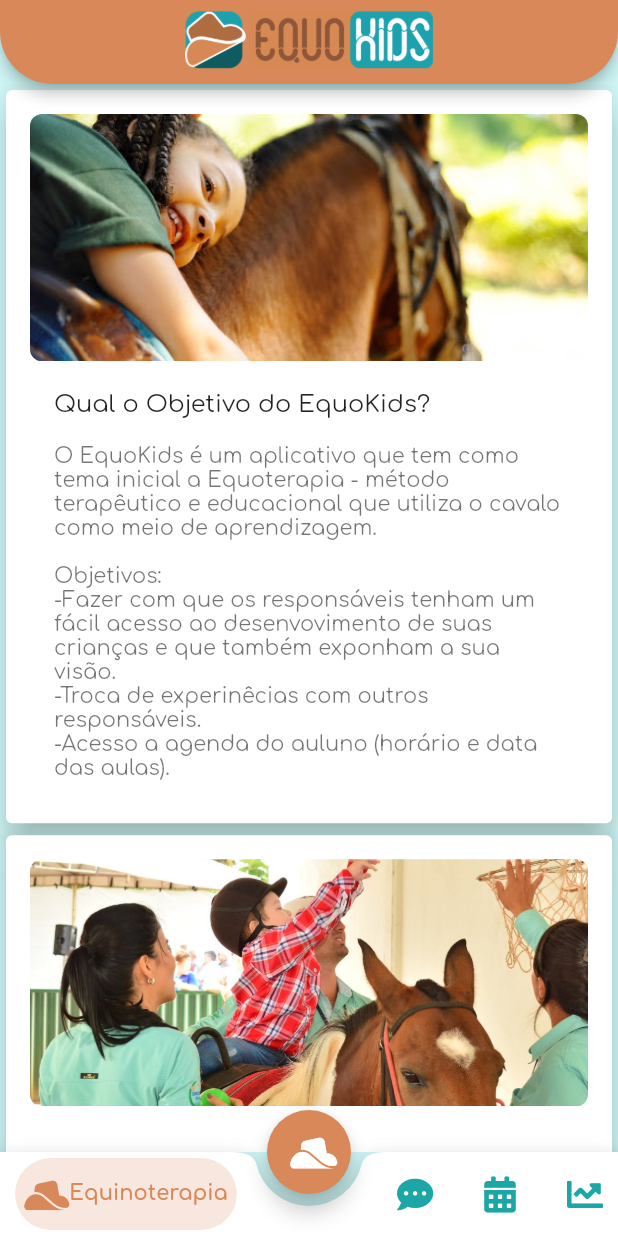
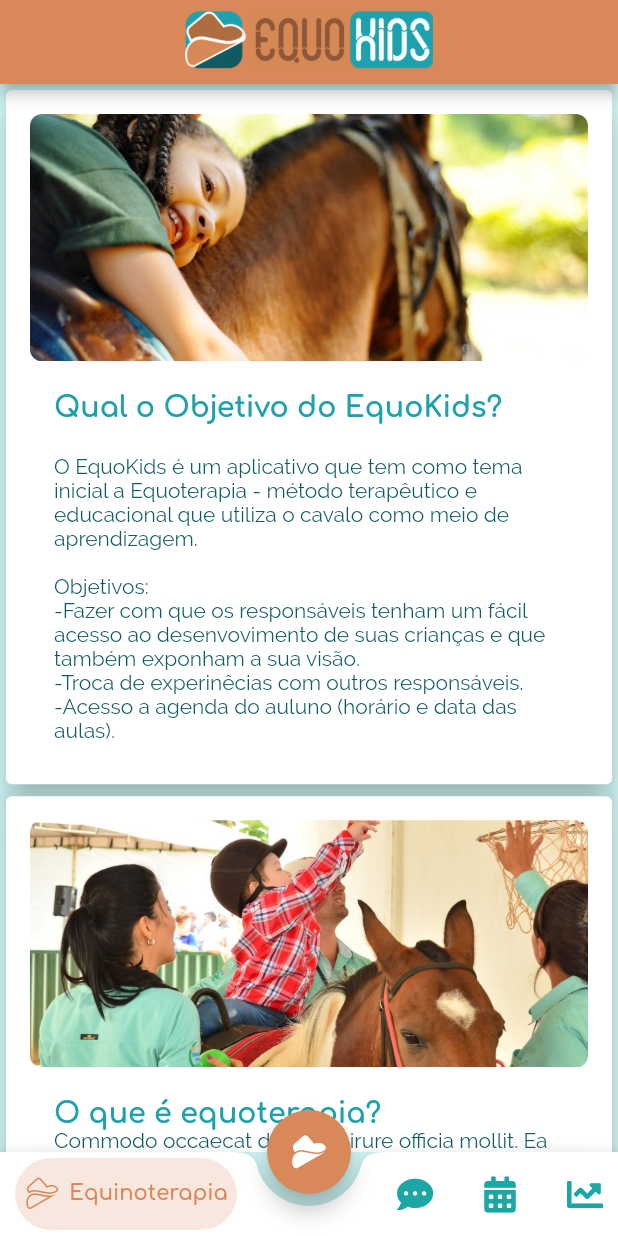
Before and after one commit to VitorHugoOli/EquoKids, a Flutter app: the screen it shows after launch, on a phone screen of 412 x 824 dp. Run offline on Flutter 3.47's test engine with Material 2 defaults, Android fonts, the phone set to English and light mode, and no system bars; drawn by our look-alikes of badges; our stand-ins replace font_awesome_flutter.

Commit message:
Começando a editar o texto da perguntas do que é equoterapia.

```diff
--- a/lib/BottomNavigationBar/BottomNavigationBar.dart
+++ b/lib/BottomNavigationBar/BottomNavigationBar.dart
@@ -1,4 +1,5 @@
 import 'package:equokids/Utils/Card.dart';
+import 'package:equokids/Utils/HatCowBoy.dart';
 import 'package:flutter/cupertino.dart';
 import 'package:flutter/material.dart';
 import 'package:font_awesome_flutter/font_awesome_flutter.dart';
@@ -20,18 +21,27 @@ class _BottomNavigationState extends State<BottomNavigation> {
     currentIndex = 0;
   }
 
-  static List<BubbleBottomBarItem> itens = <BubbleBottomBarItem>[
+  static List<BubbleBottomBarItem> barItens = <BubbleBottomBarItem>[
     BubbleBottomBarItem(
-//      showBadge: true,
-//      badge: Text("5"),
-//      badgeColor: Colors.deepPurpleAccent,
       backgroundColor: Color(0xFFD98859),
       icon: Icon(
-        FontAwesomeIcons.hatCowboySide,
+        HatCowBoy.hatCowBoyOutline,
         color: Color(0xFF1CA6A6),
       ),
       activeIcon: Icon(
-        FontAwesomeIcons.hatCowboySide,
+        HatCowBoy.hatCowBoyOutline,
+        color: Color(0xFFD98859),
+      ),
+      title: Text("Equinoterapia"),
+    ),
+    BubbleBottomBarItem(
+      backgroundColor: Color(0xFFD98859),
+      icon: Icon(
+        HatCowBoy.hatCowBoyOutline,
+        color: Color(0xFF1CA6A6),
+      ),
+      activeIcon: Icon(
+        HatCowBoy.hatCowBoyOutline,
         color: Color(0xFFD98859),
       ),
       title: Text("Equinoterapia"),
@@ -71,10 +81,46 @@ class _BottomNavigationState extends State<BottomNavigation> {
         title: Text("Evolução"))
   ];
 
+  static List<Widget> cardItems = <Widget>[GenericCard(
+    title: "Qual o Objetivo do EquoKids?\n",
+    subtitle:
+    "O EquoKids é um aplicativo que tem como tema inicial a Equoterapia - método terapêutico e educacional que utiliza o cavalo como meio de aprendizagem.\n\n" +
+        "Objetivos: \n" +
+        "-Fazer com que os responsáveis tenham um fácil acesso ao desenvovimento de suas crianças e que também exponham a sua visão.\n" +
+        "-Troca de experinêcias com outros responsáveis.\n" +
+        "-Acesso a agenda do auluno (horário e data das aulas).\n",
+    image: "assets/question1.jpg",
+  ),
+    GenericCard(
+      title: "O que é equoterapia?",
+      subtitle:
+      "Commodo occaecat deserunt irure officia mollit. Ea proident ipsum est deserunt ipsum minim ipsum dolore quis. Quis sunt non dolore irure ea officia velit nostrud incididunt do cupidatat do eu id. Nostrud tempor labore sunt amet in.",
+      image: "assets/question2.jpg",
+    ),
+    GenericCard(
+      title: "Quais os benefícios?",
+      subtitle:
+      "Commodo occaecat deserunt irure officia mollit. Ea proident ipsum est deserunt ipsum minim ipsum dolore quis. Quis sunt non dolore irure ea officia velit nostrud incididunt do cupidatat do eu id. Nostrud tempor labore sunt amet in.",
+      image: "assets/question3.jpg",
+    ),
+    GenericCard(
+      title: "Pra quem é indicado?",
+      subtitle:
+      "Commodo occaecat deserunt irure officia mollit. Ea proident ipsum est deserunt ipsum minim ipsum dolore quis. Quis sunt non dolore irure ea officia velit nostrud incididunt do cupidatat do eu id. Nostrud tempor labore sunt amet in.",
+      image: "assets/question4.jpg",
+    ),
+    GenericCard(
+      title: "Existem contraindicações?",
+      subtitle:
+      "Commodo occaecat deserunt irure officia mollit. Ea proident ipsum est deserunt ipsum minim ipsum dolore quis. Quis sunt non dolore irure ea officia velit nostrud incididunt do cupidatat do eu id. Nostrud tempor labore sunt amet in.",
+      image: "assets/question5.jpg",
+    )
+  ];
+
   void changePage(int i, title) {
     int index;
-    for (int i = 0; i < itens.length; i++) {
-      if (itens[i].title == title) index = i;
+    for (int i = 0; i < barItens.length; i++) {
+      if (barItens[i].title == title) index = i;
     }
     print(title);
     print(index);
@@ -99,52 +145,18 @@ class _BottomNavigationState extends State<BottomNavigation> {
             fit: BoxFit.fill,
           ),
         ),
-        shape: RoundedRectangleBorder(
-          borderRadius: BorderRadius.vertical(
-            bottom: Radius.circular(35),
-          ),
-        ),
       ),
       body: SingleChildScrollView(
         child: Column(
-          children: <Widget>[
-            GenericCard(
-              title: "Qual o Objetivo do EquoKids?\n",
-              subtitle: "O EquoKids é um aplicativo que tem como tema inicial a Equoterapia - método terapêutico e educacional que utiliza o cavalo como meio de aprendizagem.\n\n"+
-              "Objetivos: \n" +
-                  "-Fazer com que os responsáveis tenham um fácil acesso ao desenvovimento de suas crianças e que também exponham a sua visão.\n" +
-                  "-Troca de experinêcias com outros responsáveis.\n" +
-                  "-Acesso a agenda do auluno (horário e data das aulas).\n",
-              image: "assets/question1.jpg",
-            ),
-            GenericCard(
-              title: "O que é equoterapia?",
-              subtitle: "Realmente é",
-              image: "assets/question2.jpg",
-            ),
-            GenericCard(
-              title: "Caleb sou eu 2",
-              subtitle: "Realmente é",
-              image: "assets/question3.jpg",
-            ),
-            GenericCard(
-              title: "Josue sou eu 2",
-              subtitle: "Realmente é talvez",
-              image: "assets/question4.jpg",
-            ),
-            GenericCard(
-              title: "Josue sou eu 2",
-              subtitle: "Realmente é talvez",
-              image: "assets/question5.jpg",
-            ),
-          ],
+          children: cardItems
         ),
       ),
       floatingActionButton: FloatingActionButton(
         onPressed: () {
           int index = 0;
-          for (int i = 0; i < itens.length; i++) {
-            if (itens[i].title.toString() == Text("Equinoterapia").toString())
+          for (int i = 0; i < barItens.length; i++) {
+            if (barItens[i].title.toString() ==
+                Text("Equinoterapia").toString())
               index = i;
           }
           print(index);
@@ -153,7 +165,7 @@ class _BottomNavigationState extends State<BottomNavigation> {
           });
         },
         child: Icon(
-          FontAwesomeIcons.hatCowboySide,
+          HatCowBoy.hatCowBoy,
           color: Colors.white,
           size: 25,
         ),
@@ -169,7 +181,7 @@ class _BottomNavigationState extends State<BottomNavigation> {
           borderRadius: BorderRadius.vertical(top: Radius.circular(18)),
           //border radius doesn't work when the notch is enabled.
           elevation: 8,
-          items: itens),
+          items: barItens),
     );
   }
 }
--- a/lib/BottomNavigationBar/bubble_bottom_bar.dart
+++ b/lib/BottomNavigationBar/bubble_bottom_bar.dart
@@ -315,7 +315,6 @@ class _BottomNavigationBarState extends State<BubbleBottomBar>
         BubbleBottomBarItem _nextItem = widget.items[widget.currentIndex];
 
         widget.items[0] = _nextItem;
-        widget.items[widget.currentIndex] = _currentItem;
         _controllers[oldWidget.currentIndex].reverse();
         _controllers[widget.currentIndex].forward();
         widget.currentIndex = 0;
@@ -333,6 +332,7 @@ class _BottomNavigationBarState extends State<BubbleBottomBar>
     assert(localizations != null);
     final List<Widget> children = <Widget>[];
     for (int i = 0; i < widget.items.length; i += 1) {
+      if (i != 1) {
         children.add(
           _BottomNavigationTile(
             widget.items[i],
@@ -341,7 +341,7 @@ class _BottomNavigationBarState extends State<BubbleBottomBar>
             widget.iconSize,
             onTap: () {
               print(i);
-            if (widget.onTap != null) widget.onTap(i,widget.items[i].title);
+              if (widget.onTap != null) widget.onTap(i, widget.items[i].title);
             },
             flex: _evaluateFlex(_animations[i]),
             selected: i == widget.currentIndex,
@@ -351,6 +351,7 @@ class _BottomNavigationBarState extends State<BubbleBottomBar>
             inkColor: widget.inkColor,
           ),
         );
+      }
     }
     if (widget.fabLocation == BubbleBottomBarFabLocation.center) {
       children.insert(
--- a/lib/Utils/Card.dart
+++ b/lib/Utils/Card.dart
@@ -27,7 +27,7 @@ class GenericCard extends StatelessWidget {
           children: <Widget>[
             Container(
               height: size.height * 0.2,
-              width: size.width ,
+              width: size.width,
               margin: EdgeInsets.all(16),
               decoration: new BoxDecoration(
                   borderRadius: new BorderRadius.only(
@@ -44,8 +44,21 @@ class GenericCard extends StatelessWidget {
             Container(
               margin: EdgeInsets.only(left: 16, right: 16, bottom: 8),
               child: ListTile(
-                title: Text(title),
-                subtitle: Text(subtitle),
+                title: Text(
+                  title,
+                  style: TextStyle(
+                      color: Color(0xff1CA1AD),
+                      fontWeight: FontWeight.bold,
+                      fontSize: 19),
+                ),
+                subtitle: Text(
+                  subtitle,
+                  style: TextStyle(
+                    color: Color(0xff105A61),
+                    fontFamily: "Raleway",
+                    fontSize: 14,
+                  ),
+                ),
               ),
             ),
           ],
--- /dev/null
+++ b/lib/Utils/HatCowBoy.dart
@@ -0,0 +1,26 @@
+/// Flutter icons HatCowBoy
+/// Copyright (C) 2020 by original authors @ fluttericon.com, fontello.com
+/// This font was generated by FlutterIcon.com, which is derived from Fontello.
+///
+/// To use this font, place it in your fonts/ directory and include the
+/// following in your pubspec.yaml
+///
+/// flutter:
+///   fonts:
+///    - family:  HatCowBoy
+///      fonts:
+///       - asset: fonts/HatCowBoy.ttf
+///
+///
+///
+import 'package:flutter/widgets.dart';
+
+class HatCowBoy {
+  HatCowBoy._();
+
+  static const _kFontFam = 'HatCowBoy';
+  static const _kFontPkg = null;
+
+  static const IconData hatCowBoy = const IconData(0xe800, fontFamily: _kFontFam, fontPackage: _kFontPkg);
+  static const IconData hatCowBoyOutline = const IconData(0xe801, fontFamily: _kFontFam, fontPackage: _kFontPkg);
+}
--- a/lib/main.dart
+++ b/lib/main.dart
@@ -15,6 +15,10 @@ class MyApp extends StatelessWidget {
       debugShowCheckedModeBanner: false,
       theme: ThemeData(
         primaryColor: Color(0xff1CA6A6),
+        appBarTheme: AppBarTheme(
+          color: Color(0x000000FF),
+        ),
+
         scaffoldBackgroundColor: Color(0xFFCEF6F5),
         fontFamily: 'Comfortaa',
 
--- a/pubspec.yaml
+++ b/pubspec.yaml
@@ -41,7 +41,11 @@ dev_dependencies:
 flutter:
   assets:
     - assets/
+    - fonts/
   fonts:
+    - family:  HatCowBoy
+      fonts:
+        - asset: fonts/HatCowBoy.ttf
     - family: Comfortaa
       fonts:
         - asset: fonts/Comfortaa/static/Comfortaa-Bold.ttf
```
Also changed, not shown: fonts/HatCowBoy.ttf (added). Lines whose indentation alone changed are shown as unchanged.
